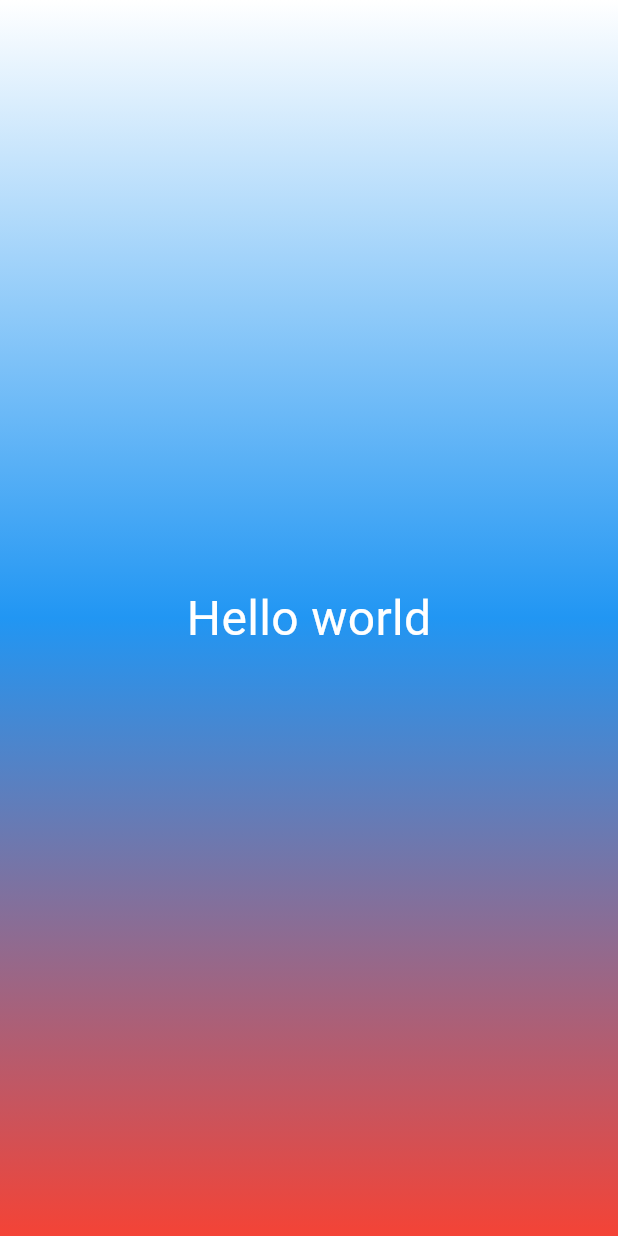
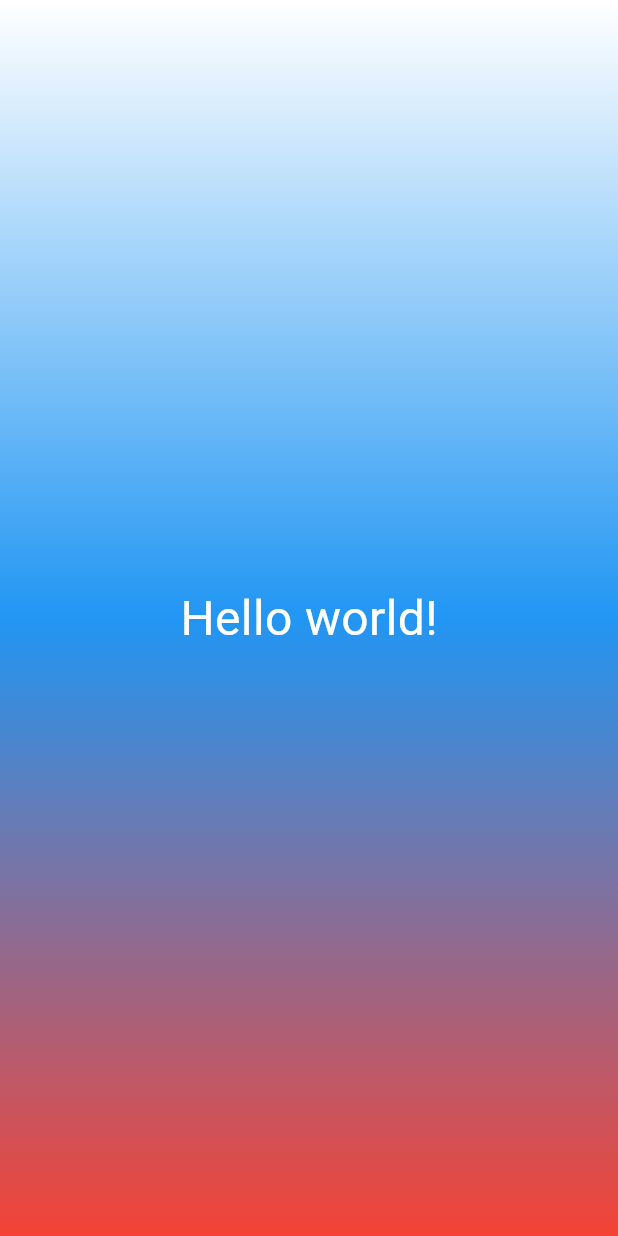
Before and after one commit to YuriiSuperProg/Flutter_Lab4_1, a Flutter app: the screen it shows after launch, on a phone screen of 412 x 824 dp. Run offline on Flutter 3.47's test engine with Material 3 defaults, Android fonts, the phone set to English and light mode, and no system bars.

Commit message:
Make StyledText reusable by accepting text as a parameter

```diff
--- a/lib/gradient_container.dart
+++ b/lib/gradient_container.dart
@@ -1,5 +1,8 @@
 import 'package:flutter/material.dart';
 import 'package:flutter_lab4_app/styled_text.dart';
+
+const startAlignment = Alignment.topCenter;
+const endAlignment = Alignment.bottomCenter;
 
 class GradientContainer
     extends StatelessWidget {
@@ -14,11 +17,13 @@ class GradientContainer
             Colors.blue,
             Colors.red,
           ],
-          begin: Alignment.topCenter,
-          end: Alignment.bottomCenter,
+          begin: startAlignment,
+          end: endAlignment,
         ),
       ),
-      child: Center(child: StyledText()),
+      child: Center(
+        child: StyledText("Hello world!"),
+      ),
     );
   }
 }
--- a/lib/styled_text.dart
+++ b/lib/styled_text.dart
@@ -1,11 +1,12 @@
 import 'package:flutter/material.dart';
 
 class StyledText extends StatelessWidget {
-  const StyledText({super.key});
+  final String text;
+  const StyledText(this.text, {super.key});
   @override
   Widget build(BuildContext context) {
     return Text(
-      "Hello world",
+      text,
       style: TextStyle(
         color: Colors.white,
         fontSize: 32,
```
